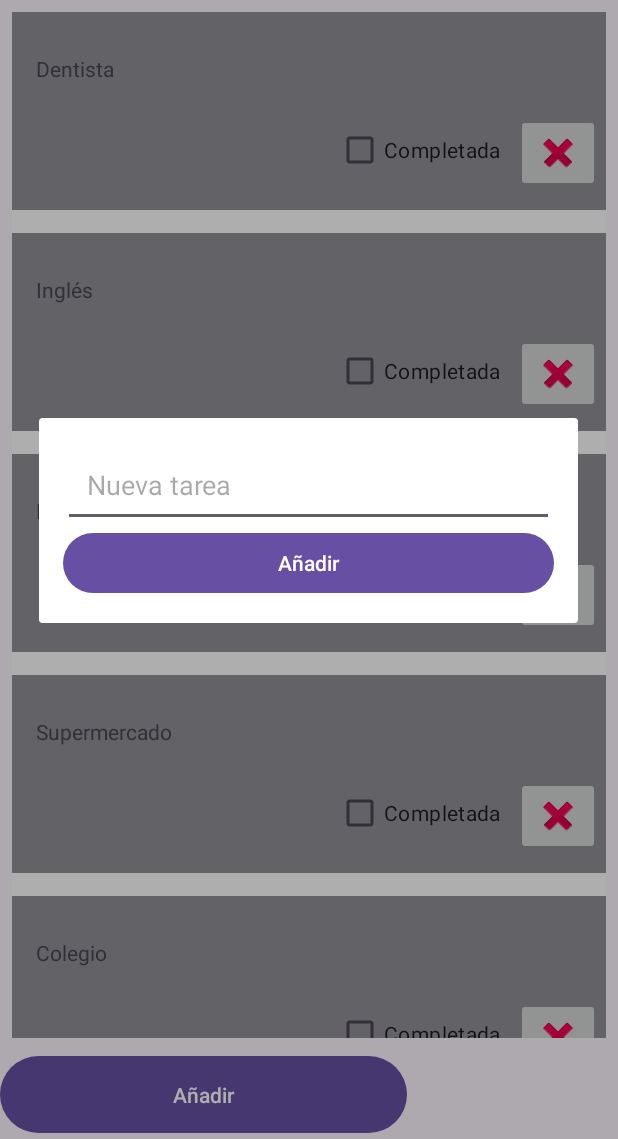
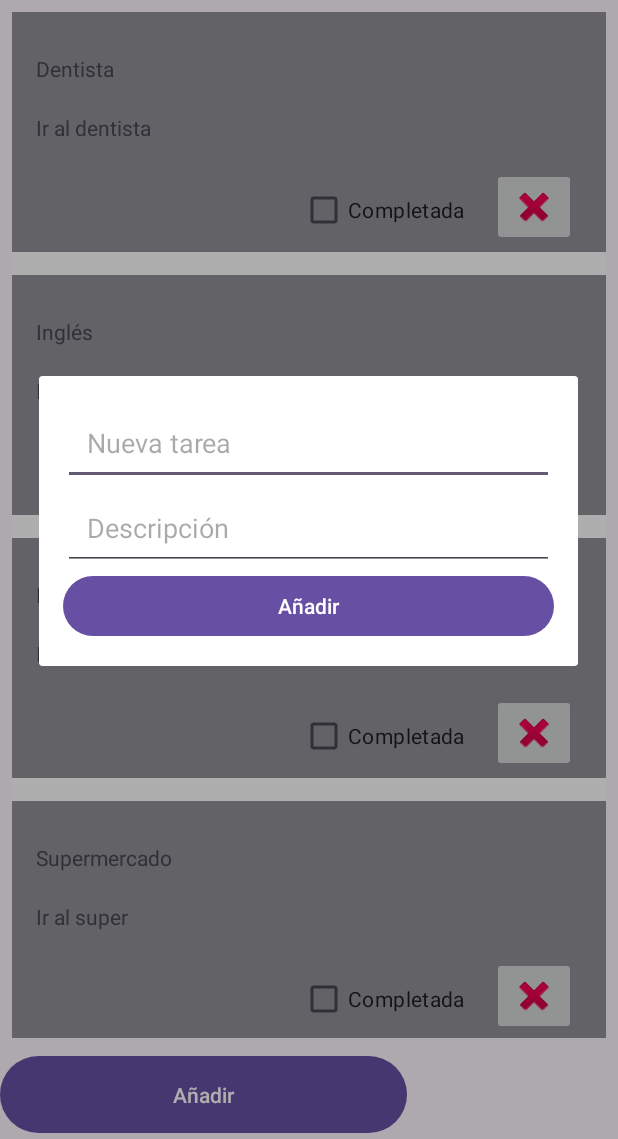
Before and after one commit to VicenteNavarr/mini-agenda-kotlin-android, an Android app: the screen it shows after launch (MainActivity), after a tap on "Añadir", on a phone screen of 412 x 824 dp, the part 97-1236 px from its top. Run offline under Robolectric (Android 15) with nearby library versions, the phone set to English and light mode, and no system bars.

Commit message:
Versión 0.1.0 Se ha añadido descripción a las tarea

```diff
--- a/app/src/main/java/com/vnavpal901/miniagenda/ListaTareas.kt
+++ b/app/src/main/java/com/vnavpal901/miniagenda/ListaTareas.kt
@@ -8,16 +8,16 @@ class ListaTareas {
         //creamos lista
         val listaTareas = listOf<Tarea>(
 
-            Tarea("Dentista"),
-            Tarea("Inglés"),
-            Tarea("Banco"),
-            Tarea("Supermercado"),
-            Tarea("Colegio"),
-            Tarea("Francés"),
-            Tarea("Karate"),
-            Tarea("Ropa"),
-            Tarea("Cocina"),
-            Tarea("Limpieza"),
+            Tarea("Dentista", "Ir al dentista"),
+            Tarea("Inglés", "Ir al Inglés"),
+            Tarea("Banco", "Ir al banco"),
+            Tarea("Supermercado", "Ir al super"),
+            Tarea("Colegio", "Ir al colegio"),
+            Tarea("Francés", "Ir a francés"),
+            Tarea("Karate", "Ir a karate"),
+            Tarea("Ropa", "Comprar ropa"),
+            Tarea("Cocina", "Hacer la comida"),
+            Tarea("Limpieza", "Limpiar toda la casa"),
 
 
 
--- a/app/src/main/java/com/vnavpal901/miniagenda/MainActivity.kt
+++ b/app/src/main/java/com/vnavpal901/miniagenda/MainActivity.kt
@@ -55,7 +55,8 @@ class MainActivity : AppCompatActivity() {
     private fun showAddTaskDialog() {
         val inflater = LayoutInflater.from(this)
         val dialogView = inflater.inflate(R.layout.popup_add_tarea, null)
-        val editTextNuevaTarea = dialogView.findViewById<EditText>(R.id.editTextNuevaTarea)
+        val editTextNuevaTarea = dialogView.findViewById<EditText>(R.id.editTextNombreTarea)
+        val editTextDescripcion = dialogView.findViewById<EditText>(R.id.editTextDescripcion)
         val buttonAddTask = dialogView.findViewById<Button>(R.id.buttonAddTask)
 
         val dialog = AlertDialog.Builder(this)
@@ -64,8 +65,9 @@ class MainActivity : AppCompatActivity() {
 
         buttonAddTask.setOnClickListener {
             val nuevaTarea = editTextNuevaTarea.text.toString()
+            val descripcion = editTextDescripcion.text.toString()
             if (nuevaTarea.isNotEmpty()) {
-                addItem(Tarea(nuevaTarea))
+                addItem(Tarea(nuevaTarea, descripcion))
                 dialog.dismiss()
             }
         }
--- a/app/src/main/java/com/vnavpal901/miniagenda/Tarea.kt
+++ b/app/src/main/java/com/vnavpal901/miniagenda/Tarea.kt
@@ -2,4 +2,4 @@ package com.vnavpal901.miniagenda
 
 //Convertimos la clase a data class, para poder meterle argumentos por defecto
 
-data class Tarea(val nombreTarea: String, var isCompleted: Boolean = false)
+data class Tarea(val nombreTarea: String, val descripcionTarea: String, var isCompleted: Boolean = false)
--- a/app/src/main/java/com/vnavpal901/miniagenda/adapter/TareaViewHolder.kt
+++ b/app/src/main/java/com/vnavpal901/miniagenda/adapter/TareaViewHolder.kt
@@ -16,6 +16,7 @@ class TareaViewHolder(view: View, private val onDeleteClick: (Int) -> Unit) :
     RecyclerView.ViewHolder(view) {
 
     val nombreTarea = view.findViewById<TextView>(R.id.textViewTarea)
+    val descripcion = view.findViewById<TextView>(R.id.textViewDescripcion)
     val deleteButton = view.findViewById<ImageButton>(R.id.imageButtonDelete)
     val checkBoxCompletada: CheckBox = view.findViewById(R.id.checkBoxCompletada)
 
@@ -23,6 +24,7 @@ class TareaViewHolder(view: View, private val onDeleteClick: (Int) -> Unit) :
     fun render(tareaModel: Tarea) {
 
         nombreTarea.text = tareaModel.nombreTarea
+        descripcion.text = tareaModel.descripcionTarea
         checkBoxCompletada.isChecked = tareaModel.isCompleted
 
         updateTextStyle(tareaModel.isCompleted)
--- a/app/src/main/res/layout/item_tarea.xml
+++ b/app/src/main/res/layout/item_tarea.xml
@@ -20,7 +20,7 @@
         android:id="@+id/divider2"
         android:layout_width="0dp"
         android:layout_height="15dp"
-        android:layout_marginTop="132dp"
+        android:layout_marginTop="160dp"
         android:background="@color/white"
         android:backgroundTint="@color/white"
         app:layout_constraintStart_toStartOf="parent"
@@ -30,8 +30,8 @@
         android:id="@+id/imageButtonDelete"
         android:layout_width="wrap_content"
         android:layout_height="wrap_content"
-        android:layout_marginStart="336dp"
-        android:layout_marginTop="68dp"
+        android:layout_marginStart="320dp"
+        android:layout_marginTop="104dp"
         app:layout_constraintStart_toStartOf="parent"
         app:layout_constraintTop_toTopOf="parent"
         app:srcCompat="@android:drawable/ic_delete" />
@@ -40,10 +40,20 @@
         android:id="@+id/checkBoxCompletada"
         android:layout_width="wrap_content"
         android:layout_height="wrap_content"
-        android:layout_marginStart="216dp"
-        android:layout_marginTop="68dp"
+        android:layout_marginStart="192dp"
+        android:layout_marginTop="108dp"
         android:text="Completada"
         app:layout_constraintStart_toStartOf="parent"
         app:layout_constraintTop_toTopOf="parent" />
 
+    <TextView
+        android:id="@+id/textViewDescripcion"
+        android:layout_width="wrap_content"
+        android:layout_height="wrap_content"
+        android:layout_marginStart="16dp"
+        android:layout_marginTop="20dp"
+        tools:text="Descripción"
+        app:layout_constraintStart_toStartOf="parent"
+        app:layout_constraintTop_toBottomOf="@+id/textViewTarea" />
+
 </androidx.constraintlayout.widget.ConstraintLayout>
--- a/app/src/main/res/layout/popup_add_tarea.xml
+++ b/app/src/main/res/layout/popup_add_tarea.xml
@@ -6,7 +6,7 @@
     android:padding="16dp">
 
     <EditText
-        android:id="@+id/editTextNuevaTarea"
+        android:id="@+id/editTextNombreTarea"
         android:layout_width="match_parent"
         android:layout_height="wrap_content"
         android:hint="Nueva tarea"
@@ -14,9 +14,19 @@
         android:padding="16dp"
         android:minHeight="48dp"/>
 
+    <EditText
+        android:id="@+id/editTextDescripcion"
+        android:layout_width="match_parent"
+        android:layout_height="wrap_content"
+        android:hint="Descripción"
+        android:inputType="text"
+        android:padding="16dp"
+        android:minHeight="48dp"
+         />
+
     <Button
         android:id="@+id/buttonAddTask"
         android:layout_width="match_parent"
         android:layout_height="wrap_content"
-        android:text="Añadir"/>
+        android:text="Añadir" />
 </LinearLayout>
```
